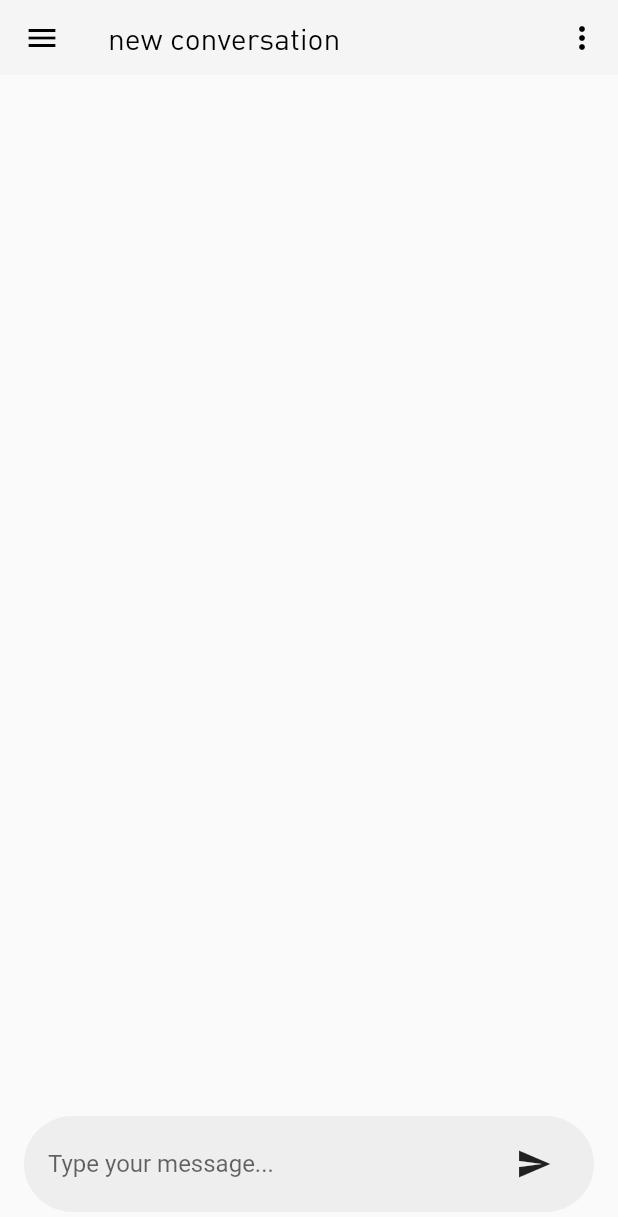
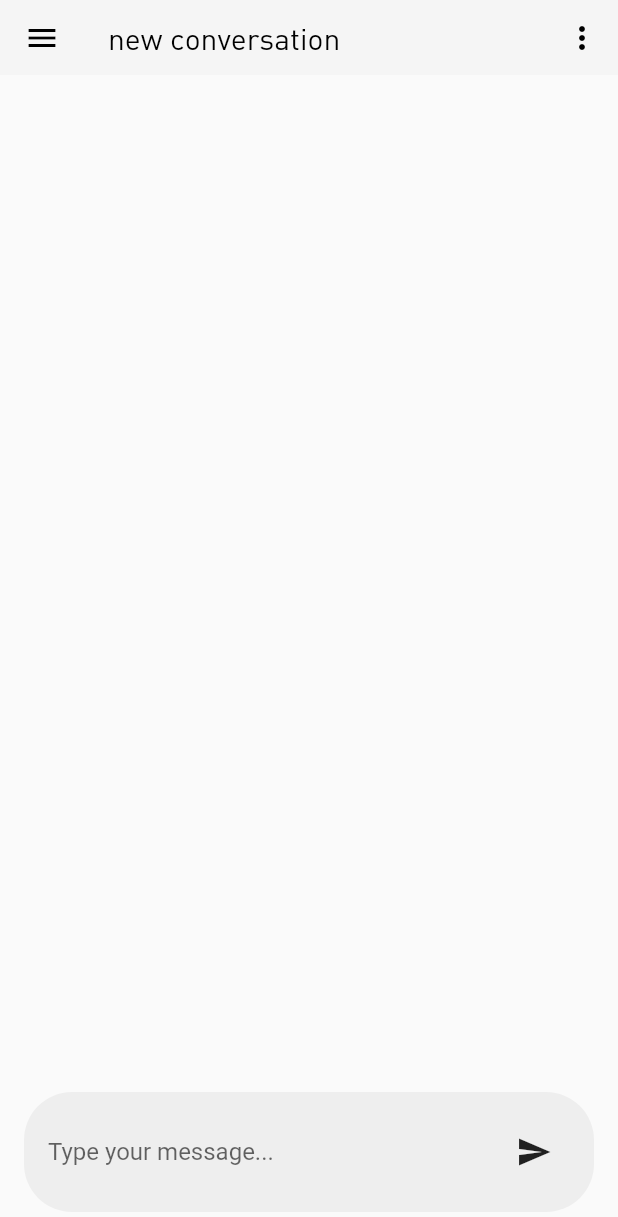
Before and after one commit to jw782cn/flutter_chatgpt_app, a Flutter app: the screen it shows after launch, on a phone screen of 412 x 824 dp. Shown: the top 1217 px of the screen. Run offline on Flutter 3.47's test engine with Material 2 defaults, Android fonts, the phone set to English and light mode, and no system bars.

Commit message:
update ios

```diff
--- a/lib/chatpage.dart
+++ b/lib/chatpage.dart
@@ -20,12 +20,7 @@ class _ChatPageState extends State<ChatPage> {
   final TextEditingController _textController = TextEditingController();
   final ScrollController _scrollController = ScrollController();
   final http.Client _client = http.Client();
-  final String _model = "gpt-3.5-turbo";
-
-  final Sender systemSender = Sender(
-      name: 'System', avatarAssetPath: 'resources/avatars/ChatGPT_logo.png');
-  final Sender userSender =
-      Sender(name: 'User', avatarAssetPath: 'resources/avatars/person.png');
+  FocusNode _focusNode = FocusNode();
 
   @override
   void dispose() {
@@ -48,7 +43,7 @@ class _ChatPageState extends State<ChatPage> {
 
     // send all current conversation to OpenAI
     final body = {
-      'model': _model,
+      'model': model,
       'messages': messages,
     };
     final response =
@@ -96,7 +91,7 @@ class _ChatPageState extends State<ChatPage> {
             .addMessage(userMessage);
       });
 
-      // scroll to last message
+      // TODO:scroll to last message
       _scrollToLastMessage();
 
       final assistantMessage = await _sendMessage(
@@ -109,7 +104,7 @@ class _ChatPageState extends State<ChatPage> {
         });
       }
 
-      // scroll to last message
+      // TODO:scroll to last message
       _scrollToLastMessage();
     }
   }
@@ -118,7 +113,12 @@ class _ChatPageState extends State<ChatPage> {
   Widget build(
     BuildContext context,
   ) {
-    return Scaffold(
+    return
+    GestureDetector(
+      onTap: () => FocusScope.of(context).unfocus(),
+      onVerticalDragDown: (_) => FocusScope.of(context).unfocus(),
+      child: Scaffold(
+      // resizeToAvoidBottomInset: true,
       body: Column(
         children: [
           Expanded(
@@ -204,7 +204,7 @@ class _ChatPageState extends State<ChatPage> {
             margin:
                 const EdgeInsets.symmetric(vertical: 16.0, horizontal: 16.0),
             padding:
-                const EdgeInsets.symmetric(vertical: 8.0, horizontal: 16.0),
+                const EdgeInsets.symmetric(vertical: 16.0, horizontal: 16.0),
             child: Row(
               children: [
                 Expanded(
@@ -234,6 +234,9 @@ class _ChatPageState extends State<ChatPage> {
           ),
         ],
       ),
+    ),
     );
+
+
   }
 }
--- a/lib/conversation_provider.dart
+++ b/lib/conversation_provider.dart
@@ -14,14 +14,22 @@ class ConversationProvider extends ChangeNotifier {
   int get currentConversationLength =>
       _conversations[_currentConversationIndex].messages.length;
   String get yourapikey => apikey;
-  Conversation get currentConversation => _conversations[_currentConversationIndex];
+  Conversation get currentConversation =>
+      _conversations[_currentConversationIndex];
   // get current conversation's messages format
   //'messages': [
-      //   {'role': 'user', 'content': text},
-      // ],
+  //   {'role': 'user', 'content': text},
+  // ],
   List<Map<String, String>> get currentConversationMessages {
-    List<Map<String, String>> messages = [{ 'role': "system", 'content': "You are ChatGPT, a large language model trained by OpenAI. Answer as concisely as possible."}];
-    for (Message message in _conversations[_currentConversationIndex].messages) {
+    List<Map<String, String>> messages = [
+      {
+        'role': "system",
+        'content':
+            "You are ChatGPT, a large language model trained by OpenAI. Answer as concisely as possible."
+      }
+    ];
+    for (Message message
+        in _conversations[_currentConversationIndex].messages) {
       messages.add({
         'role': message.senderId == 'User' ? 'user' : 'system',
         'content': message.content
@@ -29,7 +37,6 @@ class ConversationProvider extends ChangeNotifier {
     }
     return messages;
   }
-
 
   // initialize provider conversation list
   ConversationProvider() {
@@ -97,7 +104,7 @@ class ConversationProvider extends ChangeNotifier {
 
   //rename conversation
   void renameConversation(String title) {
-    if (title == ""){
+    if (title == "") {
       // no title, use default title
       title = 'new conversation ${_currentConversationIndex}';
     }
@@ -117,5 +124,11 @@ class ConversationProvider extends ChangeNotifier {
     _conversations[_currentConversationIndex].messages.clear();
     notifyListeners();
   }
+}
 
-}
+const String model = "gpt-3.5-turbo";
+
+final Sender systemSender = Sender(
+    name: 'System', avatarAssetPath: 'resources/avatars/ChatGPT_logo.png');
+final Sender userSender =
+    Sender(name: 'User', avatarAssetPath: 'resources/avatars/person.png');
```
Also changed, not shown: 4 other files.
